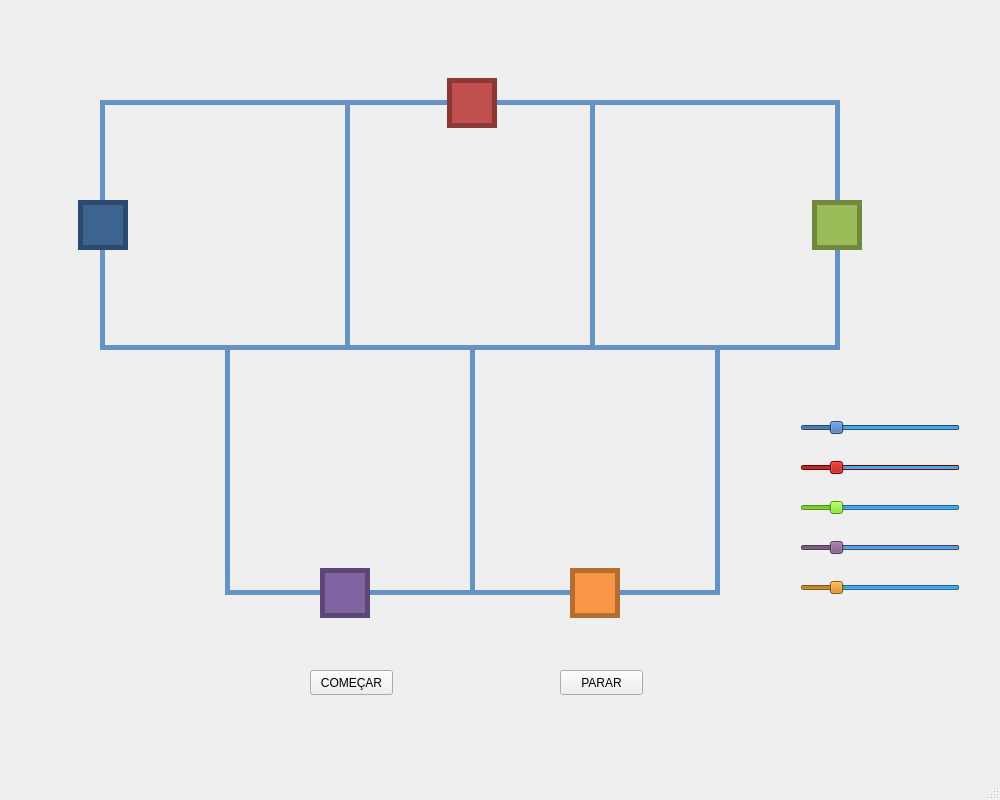
This is SO-2_1-Trem/mainwindow.ui in frigorg/SO-2.1 as Qt 5 draws it before an edit. The edited form follows.
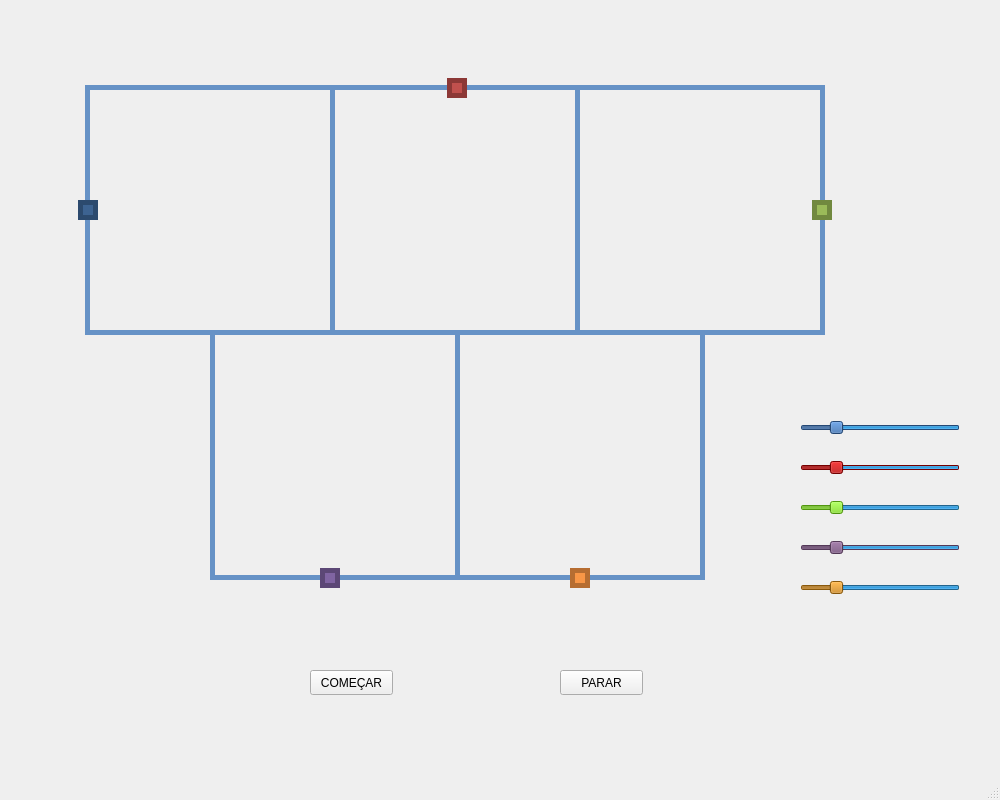
This is the edited form.

Commit message: Dimensões dos trens alterada

The edit to the form file:
```diff
--- a/SO-2_1-Trem/mainwindow.ui
+++ b/SO-2_1-Trem/mainwindow.ui
@@ -46,8 +46,8 @@
    <widget class="QFrame" name="trilho1">
     <property name="geometry">
      <rect>
-      <x>100</x>
-      <y>100</y>
+      <x>85</x>
+      <y>85</y>
       <width>250</width>
       <height>250</height>
      </rect>
@@ -68,8 +68,8 @@
    <widget class="QFrame" name="trilho2">
     <property name="geometry">
      <rect>
-      <x>345</x>
-      <y>100</y>
+      <x>330</x>
+      <y>85</y>
       <width>250</width>
       <height>250</height>
      </rect>
@@ -90,8 +90,8 @@
    <widget class="QFrame" name="trilho3">
     <property name="geometry">
      <rect>
-      <x>590</x>
-      <y>100</y>
+      <x>575</x>
+      <y>85</y>
       <width>250</width>
       <height>250</height>
      </rect>
@@ -112,8 +112,8 @@
    <widget class="QFrame" name="trilho4">
     <property name="geometry">
      <rect>
-      <x>225</x>
-      <y>345</y>
+      <x>210</x>
+      <y>330</y>
       <width>250</width>
       <height>250</height>
      </rect>
@@ -134,8 +134,8 @@
    <widget class="QFrame" name="trilho5">
     <property name="geometry">
      <rect>
-      <x>470</x>
-      <y>345</y>
+      <x>455</x>
+      <y>330</y>
       <width>250</width>
       <height>250</height>
      </rect>
@@ -2529,8 +2529,8 @@
      <rect>
       <x>78</x>
       <y>200</y>
-      <width>50</width>
-      <height>50</height>
+      <width>20</width>
+      <height>20</height>
      </rect>
     </property>
     <property name="styleSheet">
@@ -2548,8 +2548,8 @@
      <rect>
       <x>812</x>
       <y>200</y>
-      <width>50</width>
-      <height>50</height>
+      <width>20</width>
+      <height>20</height>
      </rect>
     </property>
     <property name="styleSheet">
@@ -2567,8 +2567,8 @@
      <rect>
       <x>320</x>
       <y>568</y>
-      <width>50</width>
-      <height>50</height>
+      <width>20</width>
+      <height>20</height>
      </rect>
     </property>
     <property name="styleSheet">
@@ -2586,8 +2586,8 @@
      <rect>
       <x>570</x>
       <y>568</y>
-      <width>50</width>
-      <height>50</height>
+      <width>20</width>
+      <height>20</height>
      </rect>
     </property>
     <property name="styleSheet">
@@ -2605,8 +2605,8 @@
      <rect>
       <x>447</x>
       <y>78</y>
-      <width>50</width>
-      <height>50</height>
+      <width>20</width>
+      <height>20</height>
      </rect>
     </property>
     <property name="styleSheet">
```
The commit also changes 2 other files.
